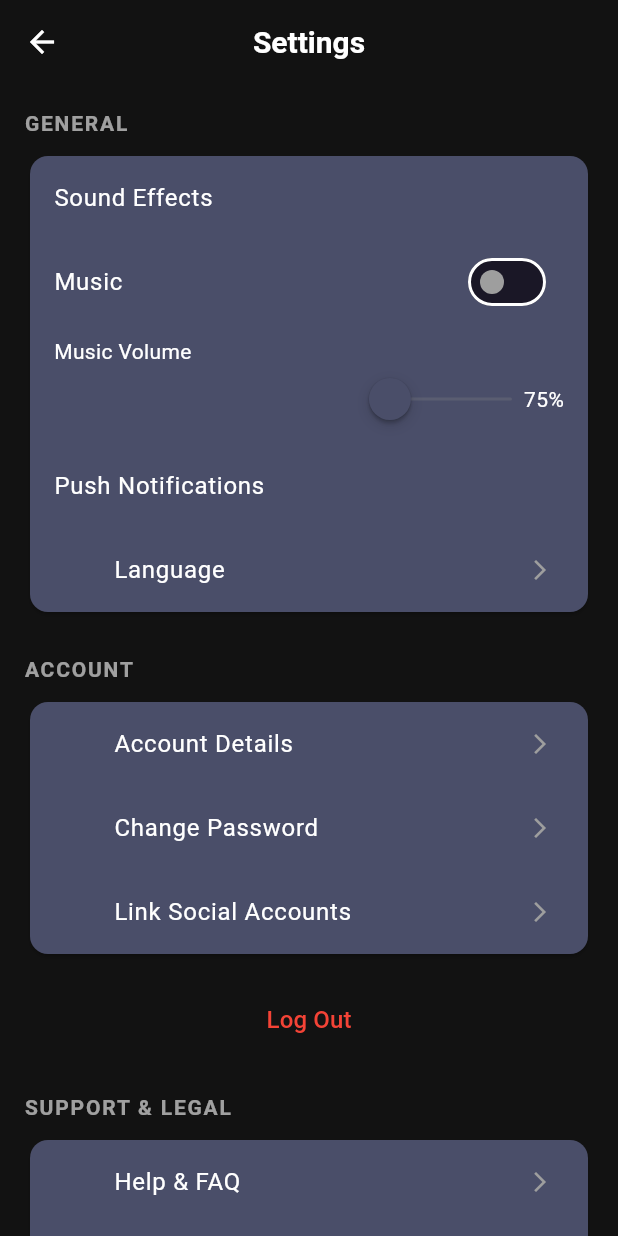
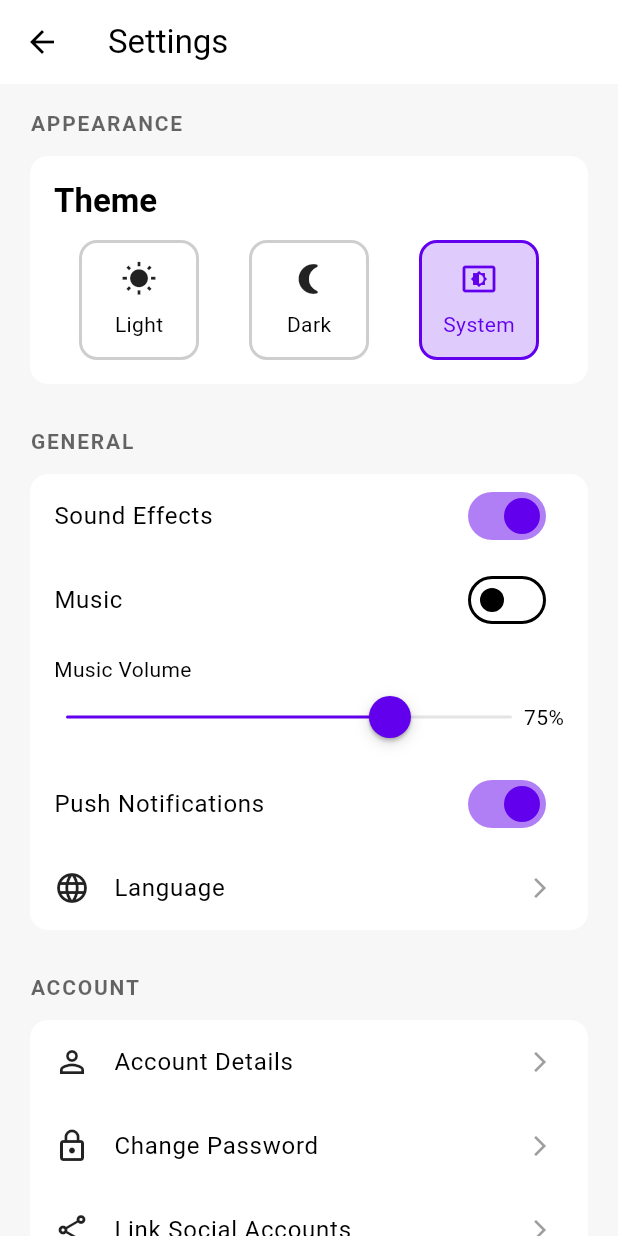
Before and after one commit to SupremeAlpha-cmd/zero_adventures, a Flutter app: the SettingsScreen screen opened directly, on a phone screen of 412 x 824 dp. Run offline on Flutter 3.47's test engine with Material 3 defaults, Android fonts, the phone set to English and light mode, and no system bars; our stand-ins replace shared_preferences; accounts and stored records are empty.

Commit message:
crreated functional settings

```diff
--- a/lib/main.dart
+++ b/lib/main.dart
@@ -1,33 +1,39 @@
 import 'package:flutter/material.dart';
 import 'package:provider/provider.dart';
+import 'package:shared_preferences/shared_preferences.dart';
 import 'package:zero_adventures/providers/game_provider.dart';
-import 'package:zero_adventures/screens/category_screen.dart';
-import 'package:zero_adventures/screens/game_screen.dart';
-import 'package:zero_adventures/screens/main_shell.dart';
-import 'package:zero_adventures/screens/settings_screen.dart';
+import 'package:zero_adventures/providers/theme_provider.dart';
 import 'package:zero_adventures/screens/welcome_screen.dart';
 
-void main() {
-  runApp(
-    ChangeNotifierProvider(
-      create: (context) => GameProvider(),
-      child: const ZeroAdventuresApp(),
+// Light Theme
+final ThemeData lightTheme = ThemeData(
+  brightness: Brightness.light,
+  primaryColor: const Color(0xFF6200EE),
+  scaffoldBackgroundColor: const Color(0xFFF7F7F7),
+  fontFamily: 'Roboto',
+  colorScheme: const ColorScheme.light(
+    primary: Color(0xFF6200EE),
+    secondary: Color(0xFF03DAC6),
+    surface: Colors.white,
+  ),
+  elevatedButtonTheme: ElevatedButtonThemeData(
+    style: ElevatedButton.styleFrom(
+      backgroundColor: const Color(0xFF6200EE),
+      foregroundColor: Colors.white,
+    ),
+  ),
+  bottomNavigationBarTheme: const BottomNavigationBarThemeData(
+    backgroundColor: Colors.white,
+    selectedItemColor: Color(0xFF6200EE),
+    unselectedItemColor: Colors.grey,
   ),
 );
-}
 
-class ZeroAdventuresApp extends StatelessWidget {
-  const ZeroAdventuresApp({super.key});
-
-  @override
-  Widget build(BuildContext context) {
-    return MaterialApp(
-      title: 'Zero Adventures',
-      debugShowCheckedModeBanner: false,
-      theme: ThemeData(
+// Dark Theme
+final ThemeData darkTheme = ThemeData(
   brightness: Brightness.dark,
+  primaryColor: const Color(0xFF00FFFF),
   scaffoldBackgroundColor: const Color(0xFF12101B),
-        primaryColor: const Color(0xFF00FFFF),
   fontFamily: 'Roboto',
   colorScheme: const ColorScheme.dark(
     primary: Color(0xFF00FFFF),
@@ -37,14 +43,6 @@ class ZeroAdventuresApp extends StatelessWidget {
     style: ElevatedButton.styleFrom(
       backgroundColor: const Color(0xFF00FFFF),
       foregroundColor: Colors.black,
-            padding: const EdgeInsets.symmetric(vertical: 16),
-            shape: RoundedRectangleBorder(
-              borderRadius: BorderRadius.circular(12),
-            ),
-            textStyle: const TextStyle(
-              fontSize: 16,
-              fontWeight: FontWeight.bold,
-            ),
     ),
   ),
   bottomNavigationBarTheme: const BottomNavigationBarThemeData(
@@ -58,14 +56,37 @@ class ZeroAdventuresApp extends StatelessWidget {
     centerTitle: true,
     titleTextStyle: TextStyle(fontSize: 20, fontWeight: FontWeight.bold),
   ),
+);
+
+void main() async {
+  WidgetsFlutterBinding.ensureInitialized();
+  final sharedPreferences = await SharedPreferences.getInstance();
+
+  runApp(
+    MultiProvider(
+      providers: [
+        ChangeNotifierProvider(create: (context) => GameProvider()),
+        ChangeNotifierProvider(create: (context) => ThemeProvider(sharedPreferences)),
+      ],
+      child: const ZeroAdventuresApp(),
     ),
-      initialRoute: '/',
-      routes: {
-        '/': (context) => const WelcomeScreen(),
-        '/app': (context) => const MainShell(),
-        '/game': (context) => const GameScreen(),
-        '/settings': (context) => const SettingsScreen(),
-      },
+  );
+}
+
+class ZeroAdventuresApp extends StatelessWidget {
+  const ZeroAdventuresApp({super.key});
+
+  @override
+  Widget build(BuildContext context) {
+    final themeProvider = Provider.of<ThemeProvider>(context);
+
+    return MaterialApp(
+      title: 'Zero Adventures',
+      debugShowCheckedModeBanner: false,
+      theme: lightTheme,
+      darkTheme: darkTheme,
+      themeMode: themeProvider.themeMode,
+      home: const WelcomeScreen(),
     );
   }
 }
--- /dev/null
+++ b/lib/providers/theme_provider.dart
@@ -0,0 +1,58 @@
+import 'package:flutter/material.dart';
+import 'package:shared_preferences/shared_preferences.dart';
+
+// A provider for managing theme changes and persisting the user's choice.
+class ThemeProvider with ChangeNotifier {
+  final SharedPreferences sharedPreferences;
+  static const String _themeModeKey = 'themeMode';
+
+  ThemeMode _themeMode = ThemeMode.system;
+
+  ThemeProvider(this.sharedPreferences) {
+    _loadThemeMode();
+  }
+
+  ThemeMode get themeMode => _themeMode;
+
+  // Loads the saved theme mode from SharedPreferences.
+  void _loadThemeMode() {
+    final savedTheme = sharedPreferences.getString(_themeModeKey);
+    if (savedTheme != null) {
+      switch (savedTheme) {
+        case 'light':
+          _themeMode = ThemeMode.light;
+          break;
+        case 'dark':
+          _themeMode = ThemeMode.dark;
+          break;
+        default:
+          _themeMode = ThemeMode.system;
+          break;
+      }
+    }
+    // No need to notify listeners on initial load
+  }
+
+  // Updates the theme mode and saves the choice to SharedPreferences.
+  Future<void> setThemeMode(ThemeMode mode) async {
+    if (_themeMode == mode) return; // No change
+
+    _themeMode = mode;
+    notifyListeners();
+
+    String themeString;
+    switch (mode) {
+      case ThemeMode.light:
+        themeString = 'light';
+        break;
+      case ThemeMode.dark:
+        themeString = 'dark';
+        break;
+      case ThemeMode.system:
+      default:
+        themeString = 'system';
+        break;
+    }
+    await sharedPreferences.setString(_themeModeKey, themeString);
+  }
+}
--- a/lib/screens/settings_screen.dart
+++ b/lib/screens/settings_screen.dart
@@ -1,82 +1,96 @@
 import 'package:flutter/cupertino.dart';
 import 'package:flutter/material.dart';
+import 'package:provider/provider.dart';
+import 'package:zero_adventures/providers/theme_provider.dart';
+import 'package:zero_adventures/screens/welcome_screen.dart';
 
-class SettingsScreen extends StatefulWidget {
+class SettingsScreen extends StatelessWidget {
   const SettingsScreen({super.key});
 
-  @override
-  State<SettingsScreen> createState() => _SettingsScreenState();
-}
-
-class _SettingsScreenState extends State<SettingsScreen> {
-  bool _soundEffects = true;
-  bool _music = false;
-  double _musicVolume = 0.75;
-  bool _pushNotifications = true;
+  Future<void> _showLogoutConfirmationDialog(BuildContext context) async {
+    return showDialog<void>(
+      context: context,
+      builder: (BuildContext context) {
+        return AlertDialog(
+          title: const Text('Log Out?'),
+          content: const Text('Are you sure you want to log out?'),
+          actions: <Widget>[
+            TextButton(
+              child: const Text('Cancel'),
+              onPressed: () {
+                Navigator.of(context).pop();
+              },
+            ),
+            TextButton(
+              child: const Text('Log Out'),
+              onPressed: () {
+                Navigator.of(context).pop(); // Dismiss the dialog
+                // Navigate to the welcome screen and remove all previous routes
+                Navigator.of(context).pushAndRemoveUntil(
+                  MaterialPageRoute(builder: (context) => const WelcomeScreen()),
+                  (Route<dynamic> route) => false,
+                );
+              },
+            ),
+          ],
+        );
+      },
+    );
+  }
 
   @override
   Widget build(BuildContext context) {
     final theme = Theme.of(context);
-    final isDarkMode = theme.brightness == Brightness.dark;
-    final primaryColor = isDarkMode ? const Color(0xFF4A4E69) : theme.primaryColor;
-    final textColor = isDarkMode ? Colors.white : Colors.black;
+    final themeProvider = Provider.of<ThemeProvider>(context);
 
     return Scaffold(
-      backgroundColor: isDarkMode ? const Color(0xFF121212) : Colors.grey.shade200,
       appBar: AppBar(
-        title: Text('Settings', style: TextStyle(color: textColor)),
-        backgroundColor: Colors.transparent,
-        elevation: 0,
-        iconTheme: IconThemeData(color: textColor),
+        title: const Text('Settings'),
       ),
       body: SingleChildScrollView(
         padding: const EdgeInsets.all(16.0),
         child: Column(
           crossAxisAlignment: CrossAxisAlignment.start,
           children: [
-            _buildSectionHeader('General', textColor),
-            _buildSettingsCard(
-              primaryColor,
-              [
-                _buildSwitchTile('Sound Effects', _soundEffects, (value) => setState(() => _soundEffects = value), textColor, primaryColor),
-                _buildSwitchTile('Music', _music, (value) => setState(() => _music = value), textColor, primaryColor),
-                _buildSliderTile('Music Volume', _musicVolume, (value) => setState(() => _musicVolume = value), textColor, primaryColor),
-                _buildSwitchTile('Push Notifications', _pushNotifications, (value) => setState(() => _pushNotifications = value), textColor, primaryColor),
-                _buildNavigationTile('Language', Icons.language, textColor, primaryColor, () {}),
-              ],
-            ),
+            _buildSectionHeader('Appearance', theme),
+            _buildSettingsCard(theme, [
+              _buildThemeChooser(context, themeProvider, theme),
+            ]),
             const SizedBox(height: 24),
-            _buildSectionHeader('Account', textColor),
-            _buildSettingsCard(
-              primaryColor,
-              [
-                _buildNavigationTile('Account Details', Icons.person_outline, textColor, primaryColor, () {}),
-                _buildNavigationTile('Change Password', Icons.lock_outline, textColor, primaryColor, () {}),
-                _buildNavigationTile('Link Social Accounts', Icons.share_outlined, textColor, primaryColor, () {}),
-              ],
-            ),
+            _buildSectionHeader('General', theme),
+            _buildSettingsCard(theme, [
+              _buildSwitchTile(theme, 'Sound Effects', true, (value) {}),
+              _buildSwitchTile(theme, 'Music', false, (value) {}),
+              _buildSliderTile(theme, 'Music Volume', 0.75, (value) {}),
+              _buildSwitchTile(theme, 'Push Notifications', true, (value) {}),
+              _buildNavigationTile(theme, 'Language', Icons.language, () {}),
+            ]),
+            const SizedBox(height: 24),
+            _buildSectionHeader('Account', theme),
+            _buildSettingsCard(theme, [
+              _buildNavigationTile(theme, 'Account Details', Icons.person_outline, () {}),
+              _buildNavigationTile(theme, 'Change Password', Icons.lock_outline, () {}),
+              _buildNavigationTile(theme, 'Link Social Accounts', Icons.share_outlined, () {}),
+            ]),
             const SizedBox(height: 16),
             Center(
               child: TextButton(
-                onPressed: () {},
-                child: const Text(
+                onPressed: () => _showLogoutConfirmationDialog(context),
+                child: Text(
                   'Log Out',
-                  style: TextStyle(color: Colors.red, fontSize: 16),
+                  style: TextStyle(color: theme.colorScheme.error, fontSize: 16),
                 ),
               ),
             ),
             const SizedBox(height: 24),
-            _buildSectionHeader('Support & Legal', textColor),
-            _buildSettingsCard(
-              primaryColor,
-              [
-                _buildNavigationTile('Help & FAQ', Icons.help_outline, textColor, primaryColor, () {}),
-                _buildNavigationTile('Report a Bug', Icons.bug_report_outlined, textColor, primaryColor, () {}),
-                _buildNavigationTile('Privacy Policy', Icons.shield_outlined, textColor, primaryColor, () {}),
-                _buildNavigationTile('Terms of Service', Icons.description_outlined, textColor, primaryColor, () {}),
-              ],
-            ),
-             const SizedBox(height: 24),
+            _buildSectionHeader('Support & Legal', theme),
+            _buildSettingsCard(theme, [
+              _buildNavigationTile(theme, 'Help & FAQ', Icons.help_outline, () {}),
+              _buildNavigationTile(theme, 'Report a Bug', Icons.bug_report_outlined, () {}),
+              _buildNavigationTile(theme, 'Privacy Policy', Icons.shield_outlined, () {}),
+              _buildNavigationTile(theme, 'Terms of Service', Icons.description_outlined, () {}),
+            ]),
+            const SizedBox(height: 24),
             const Center(
               child: Text(
                 'Zero Adventures v1.0.0',
@@ -89,50 +103,127 @@ class _SettingsScreenState extends State<SettingsScreen> {
     );
   }
 
-  Padding _buildSectionHeader(String title, Color textColor) {
+  Widget _buildThemeChooser(
+    BuildContext context,
+    ThemeProvider themeProvider,
+    ThemeData theme,
+  ) {
     return Padding(
-      padding: const EdgeInsets.only(bottom: 8.0),
-      child: Text(
-        title.toUpperCase(),
-        style: TextStyle(color: textColor.withOpacity(0.6), fontSize: 14, fontWeight: FontWeight.bold, letterSpacing: 1.2),
+      padding: const EdgeInsets.all(16.0),
+      child: Column(
+        crossAxisAlignment: CrossAxisAlignment.start,
+        children: [
+          Text(
+            'Theme',
+            style: theme.textTheme.titleLarge?.copyWith(fontWeight: FontWeight.bold),
+          ),
+          const SizedBox(height: 12),
+          Row(
+            mainAxisAlignment: MainAxisAlignment.spaceAround,
+            children: [
+              _buildThemeOption(context, themeProvider, 'Light', ThemeMode.light, Icons.wb_sunny),
+              _buildThemeOption(context, themeProvider, 'Dark', ThemeMode.dark, Icons.nightlight_round),
+              _buildThemeOption(context, themeProvider, 'System', ThemeMode.system, Icons.settings_brightness),
+            ],
+          ),
+        ],
       ),
     );
   }
 
-  Card _buildSettingsCard(Color cardColor, List<Widget> children) {
+  Widget _buildThemeOption(
+    BuildContext context,
+    ThemeProvider themeProvider,
+    String title,
+    ThemeMode mode,
+    IconData icon,
+  ) {
+    final bool isSelected = themeProvider.themeMode == mode;
+    final theme = Theme.of(context);
+
+    return GestureDetector(
+      onTap: () => themeProvider.setThemeMode(mode),
+      child: Container(
+        width: 80,
+        height: 80,
+        decoration: BoxDecoration(
+          color: isSelected ? theme.colorScheme.primary.withOpacity(0.2) : theme.colorScheme.surface,
+          borderRadius: BorderRadius.circular(12),
+          border: Border.all(
+            color: isSelected ? theme.colorScheme.primary : Colors.grey.withOpacity(0.5),
+            width: 2,
+          ),
+        ),
+        child: Column(
+          mainAxisAlignment: MainAxisAlignment.center,
+          children: [
+            Icon(icon, color: isSelected ? theme.colorScheme.primary : theme.iconTheme.color),
+            const SizedBox(height: 8),
+            Text(title, style: TextStyle(color: isSelected ? theme.colorScheme.primary : theme.textTheme.bodyLarge?.color)),
+          ],
+        ),
+      ),
+    );
+  }
+
+  Padding _buildSectionHeader(String title, ThemeData theme) {
+    return Padding(
+      padding: const EdgeInsets.only(bottom: 8.0, left: 4.0),
+      child: Text(
+        title.toUpperCase(),
+        style: TextStyle(
+          color: theme.textTheme.bodySmall?.color?.withOpacity(0.6),
+          fontSize: 14,
+          fontWeight: FontWeight.bold,
+          letterSpacing: 1.2,
+        ),
+      ),
+    );
+  }
+
+  Card _buildSettingsCard(ThemeData theme, List<Widget> children) {
     return Card(
-      color: cardColor,
+      elevation: 0,
       shape: RoundedRectangleBorder(borderRadius: BorderRadius.circular(12)),
       child: Column(children: children),
     );
   }
 
-  ListTile _buildNavigationTile(String title, IconData icon, Color textColor, Color iconColor, VoidCallback onTap) {
+  ListTile _buildNavigationTile(ThemeData theme, String title, IconData icon, VoidCallback onTap) {
     return ListTile(
-      leading: Icon(icon, color: iconColor),
-      title: Text(title, style: TextStyle(color: textColor)),
+      leading: Icon(icon, color: theme.iconTheme.color),
+      title: Text(title),
       trailing: const Icon(Icons.arrow_forward_ios, size: 16, color: Colors.grey),
       onTap: onTap,
     );
   }
 
-  SwitchListTile _buildSwitchTile(String title, bool value, ValueChanged<bool> onChanged, Color textColor, Color activeColor) {
+  SwitchListTile _buildSwitchTile(
+    ThemeData theme,
+    String title,
+    bool value,
+    ValueChanged<bool> onChanged,
+  ) {
     return SwitchListTile.adaptive(
-      title: Text(title, style: TextStyle(color: textColor)),
+      title: Text(title),
       value: value,
       onChanged: onChanged,
-      activeColor: activeColor,
-      inactiveThumbColor: Colors.grey,
+      activeColor: theme.colorScheme.primary,
     );
   }
 
-   Padding _buildSliderTile(String title, double value, ValueChanged<double> onChanged, Color textColor, Color activeColor) {
+  Padding _buildSliderTile(
+    ThemeData theme,
+    String title,
+    double value,
+    ValueChanged<double> onChanged,
+  ) {
     return Padding(
       padding: const EdgeInsets.symmetric(horizontal: 16.0, vertical: 8.0),
       child: Column(
         crossAxisAlignment: CrossAxisAlignment.start,
         children: [
-          Text(title, style: TextStyle(color: textColor)),
+          Text(title),
           Row(
             children: [
               Expanded(
@@ -141,11 +232,11 @@ class _SettingsScreenState extends State<SettingsScreen> {
                   onChanged: onChanged,
                   min: 0.0,
                   max: 1.0,
-                  activeColor: activeColor,
-                  thumbColor: activeColor,
+                  activeColor: theme.colorScheme.primary,
+                  thumbColor: theme.colorScheme.primary,
                 ),
               ),
-              Text('${(value * 100).toInt()}%', style: TextStyle(color: textColor)),
+              Text('${(value * 100).toInt()}%'),
             ],
           ),
         ],
--- a/pubspec.yaml
+++ b/pubspec.yaml
@@ -15,6 +15,7 @@ dependencies:
     sdk: flutter
   cupertino_icons: ^1.0.8
   provider: ^6.1.5+1
+  shared_preferences: ^2.5.3
 
 dev_dependencies:
   flutter_test:
```
Also changed, not shown: pubspec.lock, 1 other file. Lines whose indentation alone changed are shown as unchanged.
